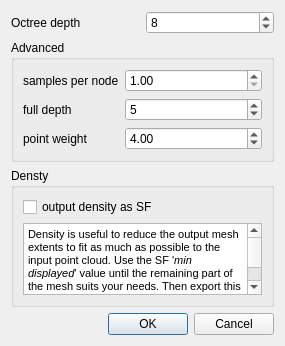
Old version of the form plugins/qPoissonRecon/poissonReconParamDlg.ui in the repository archeos/cloudcompare-archeos.
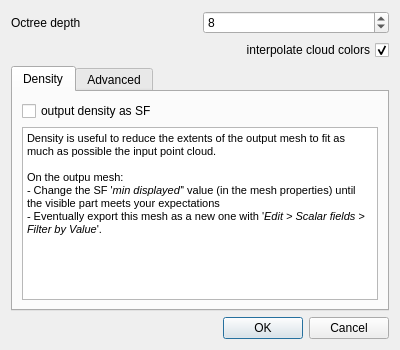
New version of the form.

```diff
--- a/plugins/qPoissonRecon/poissonReconParamDlg.ui
+++ b/plugins/qPoissonRecon/poissonReconParamDlg.ui
@@ -6,8 +6,8 @@
    <rect>
     <x>0</x>
     <y>0</y>
-    <width>285</width>
-    <height>346</height>
+    <width>400</width>
+    <height>350</height>
    </rect>
   </property>
   <property name="windowTitle">
@@ -45,15 +45,61 @@
     </layout>
    </item>
    <item>
-    <widget class="QGroupBox" name="groupBox">
-     <property name="title">
+    <widget class="QCheckBox" name="importColorsCheckBox">
+     <property name="layoutDirection">
+      <enum>Qt::RightToLeft</enum>
+     </property>
+     <property name="text">
+      <string>interpolate cloud colors</string>
+     </property>
+     <property name="checked">
+      <bool>true</bool>
+     </property>
+    </widget>
+   </item>
+   <item>
+    <widget class="QTabWidget" name="tabWidget">
+     <property name="currentIndex">
+      <number>0</number>
+     </property>
+     <widget class="QWidget" name="tabDensity">
+      <attribute name="title">
+       <string>Density</string>
+      </attribute>
+      <layout class="QVBoxLayout" name="verticalLayout_3">
+       <item>
+        <widget class="QCheckBox" name="densityCheckBox">
+         <property name="toolTip">
+          <string>If this flag is enabled, the sampling density is output as a scalar field</string>
+         </property>
+         <property name="text">
+          <string>output density as SF</string>
+         </property>
+        </widget>
+       </item>
+       <item>
+        <widget class="QTextEdit" name="textEdit">
+         <property name="html">
+          <string>&lt;!DOCTYPE HTML PUBLIC &quot;-//W3C//DTD HTML 4.0//EN&quot; &quot;http://www.w3.org/TR/REC-html40/strict.dtd&quot;&gt;
+&lt;html&gt;&lt;head&gt;&lt;meta name=&quot;qrichtext&quot; content=&quot;1&quot; /&gt;&lt;style type=&quot;text/css&quot;&gt;
+p, li { white-space: pre-wrap; }
+&lt;/style&gt;&lt;/head&gt;&lt;body style=&quot; font-family:'MS Shell Dlg 2'; font-size:7.8pt; font-weight:400; font-style:normal;&quot;&gt;
+&lt;p style=&quot; margin-top:0px; margin-bottom:0px; margin-left:0px; margin-right:0px; -qt-block-indent:0; text-indent:0px;&quot;&gt;&lt;span style=&quot; font-size:8pt;&quot;&gt;Density is useful to reduce the extents of the output mesh to fit as much as possible the input point cloud.&lt;/span&gt;&lt;/p&gt;
+&lt;p style=&quot;-qt-paragraph-type:empty; margin-top:0px; margin-bottom:0px; margin-left:0px; margin-right:0px; -qt-block-indent:0; text-indent:0px; font-size:8pt;&quot;&gt;&lt;br /&gt;&lt;/p&gt;
+&lt;p style=&quot; margin-top:0px; margin-bottom:0px; margin-left:0px; margin-right:0px; -qt-block-indent:0; text-indent:0px;&quot;&gt;&lt;span style=&quot; font-size:8pt;&quot;&gt;On the outpu mesh:&lt;/span&gt;&lt;/p&gt;
+&lt;p style=&quot; margin-top:0px; margin-bottom:0px; margin-left:0px; margin-right:0px; -qt-block-indent:0; text-indent:0px;&quot;&gt;&lt;span style=&quot; font-size:8pt;&quot;&gt;- Change the SF '&lt;/span&gt;&lt;span style=&quot; font-size:8pt; font-style:italic;&quot;&gt;min displayed'&lt;/span&gt;&lt;span style=&quot; font-size:8pt;&quot;&gt;' value (in the mesh properties) until the visible part meets your expectations&lt;/span&gt;&lt;/p&gt;
+&lt;p style=&quot; margin-top:0px; margin-bottom:0px; margin-left:0px; margin-right:0px; -qt-block-indent:0; text-indent:0px;&quot;&gt;&lt;span style=&quot; font-size:8pt;&quot;&gt;- Eventually export this mesh as a new one with '&lt;/span&gt;&lt;span style=&quot; font-size:8pt; font-style:italic;&quot;&gt;Edit &amp;gt; Scalar fields &amp;gt; Filter by Value&lt;/span&gt;&lt;span style=&quot; font-size:8pt;&quot;&gt;'. &lt;/span&gt;&lt;/p&gt;&lt;/body&gt;&lt;/html&gt;</string>
+         </property>
+        </widget>
+       </item>
+      </layout>
+     </widget>
+     <widget class="QWidget" name="tabAdvanced">
+      <attribute name="title">
       <string>Advanced</string>
-     </property>
-     <layout class="QFormLayout" name="formLayout">
-      <property name="fieldGrowthPolicy">
-       <enum>QFormLayout::AllNonFixedFieldsGrow</enum>
-      </property>
-      <item row="1" column="0">
+      </attribute>
+      <layout class="QFormLayout" name="formLayout_2">
+       <item row="0" column="0">
        <widget class="QLabel" name="label_3">
         <property name="toolTip">
          <string>The minimum number of sample points that should fall within an octree node
@@ -67,7 +113,7 @@
         </property>
        </widget>
       </item>
-      <item row="1" column="1">
+       <item row="0" column="1">
        <widget class="QDoubleSpinBox" name="samplesPerNodeSpinBox">
         <property name="toolTip">
          <string>The minimum number of sample points that should fall within an octree node
@@ -93,7 +139,7 @@
         </property>
        </widget>
       </item>
-      <item row="2" column="0">
+       <item row="1" column="0">
        <widget class="QLabel" name="label_2">
         <property name="toolTip">
          <string>The maximum depth of the tree that will be used for surface reconstruction</string>
@@ -103,7 +149,7 @@
         </property>
        </widget>
       </item>
-      <item row="2" column="1">
+       <item row="1" column="1">
        <widget class="QSpinBox" name="fullDepthSpinBox">
         <property name="toolTip">
          <string>The maximum depth of the tree that will be used for surface reconstruction</string>
@@ -113,7 +159,7 @@
         </property>
        </widget>
       </item>
-      <item row="3" column="0">
+       <item row="2" column="0">
        <widget class="QLabel" name="label_5">
         <property name="toolTip">
          <string>The importance that interpolation of the point samples is given in the formulation of the screened Poisson equation</string>
@@ -123,7 +169,7 @@
         </property>
        </widget>
       </item>
-      <item row="3" column="1">
+       <item row="2" column="1">
        <widget class="QDoubleSpinBox" name="weightDoubleSpinBox">
         <property name="toolTip">
          <string>The importance that interpolation of the point samples is given in the formulation of the screened Poisson equation</string>
@@ -135,35 +181,6 @@
       </item>
      </layout>
     </widget>
-   </item>
-   <item>
-    <widget class="QGroupBox" name="groupBox_2">
-     <property name="title">
-      <string>Densty</string>
-     </property>
-     <layout class="QVBoxLayout" name="verticalLayout_2">
-      <item>
-       <widget class="QCheckBox" name="densityCheckBox">
-        <property name="toolTip">
-         <string>If this flag is enabled, the sampling density is output as a scalar field</string>
-        </property>
-        <property name="text">
-         <string>output density as SF</string>
-        </property>
-       </widget>
-      </item>
-      <item>
-       <widget class="QTextEdit" name="textEdit">
-        <property name="html">
-         <string>&lt;!DOCTYPE HTML PUBLIC &quot;-//W3C//DTD HTML 4.0//EN&quot; &quot;http://www.w3.org/TR/REC-html40/strict.dtd&quot;&gt;
-&lt;html&gt;&lt;head&gt;&lt;meta name=&quot;qrichtext&quot; content=&quot;1&quot; /&gt;&lt;style type=&quot;text/css&quot;&gt;
-p, li { white-space: pre-wrap; }
-&lt;/style&gt;&lt;/head&gt;&lt;body style=&quot; font-family:'MS Shell Dlg 2'; font-size:8.25pt; font-weight:400; font-style:normal;&quot;&gt;
-&lt;p style=&quot; margin-top:12px; margin-bottom:12px; margin-left:0px; margin-right:0px; -qt-block-indent:0; text-indent:0px;&quot;&gt;&lt;span style=&quot; font-size:8pt;&quot;&gt;Density is useful to reduce the output mesh extents to fit as much as possible to the input point cloud. Use the SF '&lt;/span&gt;&lt;span style=&quot; font-size:8pt; font-style:italic;&quot;&gt;min displayed&lt;/span&gt;&lt;span style=&quot; font-size:8pt;&quot;&gt;' value until the remaining part of the mesh suits your needs. Then export this mesh as a new one with '&lt;/span&gt;&lt;span style=&quot; font-size:8pt; font-style:italic;&quot;&gt;Edit &amp;gt; Scalar fields &amp;gt; Filter by Value&lt;/span&gt;&lt;span style=&quot; font-size:8pt;&quot;&gt;'. &lt;/span&gt;&lt;/p&gt;&lt;/body&gt;&lt;/html&gt;</string>
-        </property>
-       </widget>
-      </item>
-     </layout>
     </widget>
    </item>
    <item>
```
Left out of the diff: 2 changed lines with no effect on the pictures. Lines whose indentation alone changed are shown as unchanged.
